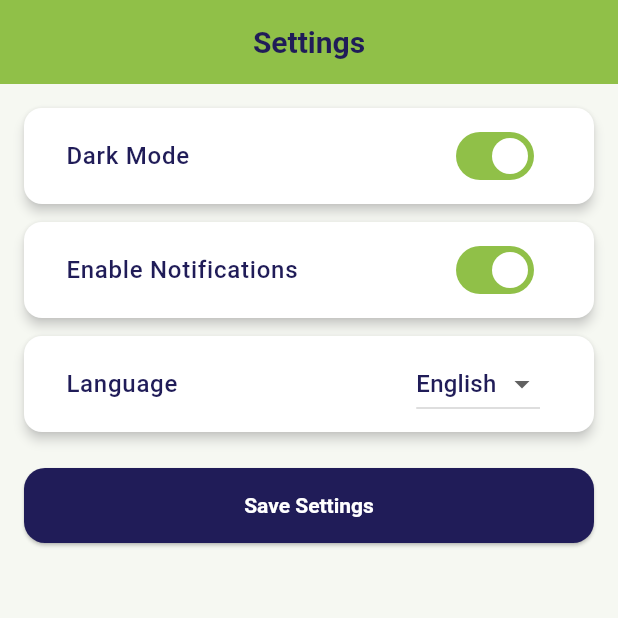
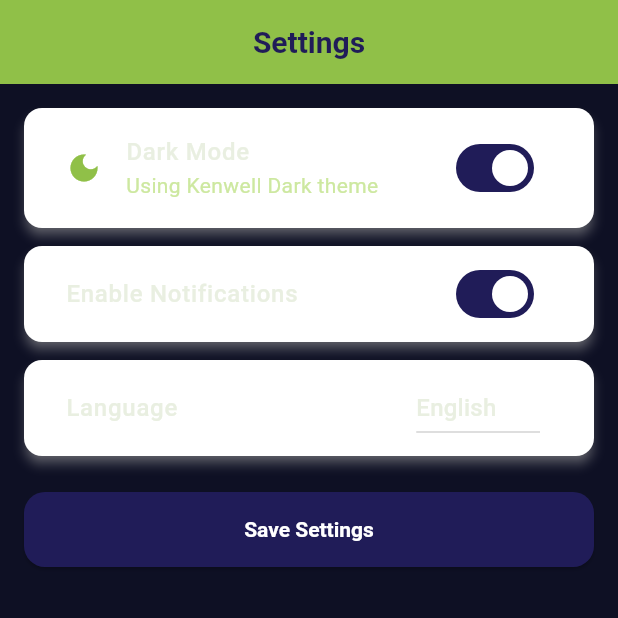
Before and after one commit to munashethedeveloper/kenwell_health_app, a Flutter app: the SettingsScreen screen opened by its route, after a tap on "Dark Mode", on a phone screen of 412 x 824 dp, the top half of it. Run offline on Flutter 3.47's test engine with Material 3 defaults, Android fonts, the phone set to English and light mode, and no system bars; our stand-ins replace cloud_firestore, firebase_auth, flutter_spinbox, package_info_plus, shared_preferences, signature and 1 more; accounts and stored records are empty.

Commit message:
feat: Implement theme switching with ThemeProvider
Co-authored-by: munashethedeveloper <munashethedeveloper@gmail.com>

```diff
--- a/lib/main.dart
+++ b/lib/main.dart
@@ -1,6 +1,7 @@
 import 'package:flutter/material.dart';
 import 'package:provider/provider.dart';
 
+import 'providers/theme_provider.dart';
 import 'routing/app_router.dart';
 import 'ui/features/auth/view_models/auth_view_model.dart';
 import 'ui/features/calendar/view_model/calendar_view_model.dart';
@@ -24,15 +25,22 @@ class MyApp extends StatelessWidget {
           ChangeNotifierProvider<EventViewModel>(
             create: (_) => EventViewModel(),
           ),
+          ChangeNotifierProvider<ThemeProvider>(
+            create: (_) => ThemeProvider(),
+          ),
         ],
-        child: MaterialApp(
+        child: Consumer<ThemeProvider>(
+          builder: (context, themeProvider, _) {
+            return MaterialApp(
               debugShowCheckedModeBanner: false,
               title: 'Wellness Planner',
               theme: AppTheme.lightTheme,
               darkTheme: AppTheme.darkTheme,
-          themeMode: ThemeMode.system,
+              themeMode: themeProvider.themeMode,
               onGenerateRoute: AppRouter.generateRoute,
               initialRoute: '/login', // Start at login
+            );
+          },
         ),
       );
   }
--- /dev/null
+++ b/lib/providers/theme_provider.dart
@@ -0,0 +1,20 @@
+import 'package:flutter/material.dart';
+
+/// Handles app-wide ThemeMode selection so UI screens can toggle light/dark.
+class ThemeProvider extends ChangeNotifier {
+  ThemeMode _themeMode = ThemeMode.light;
+
+  ThemeMode get themeMode => _themeMode;
+
+  bool get isDarkMode => _themeMode == ThemeMode.dark;
+
+  void setThemeMode(ThemeMode mode) {
+    if (_themeMode == mode) return;
+    _themeMode = mode;
+    notifyListeners();
+  }
+
+  void toggleDarkMode(bool isDark) {
+    setThemeMode(isDark ? ThemeMode.dark : ThemeMode.light);
+  }
+}
--- a/lib/ui/features/settings/view_model/settings_view_model.dart
+++ b/lib/ui/features/settings/view_model/settings_view_model.dart
@@ -1,7 +1,9 @@
 import 'package:flutter/foundation.dart';
 
 class SettingsViewModel extends ChangeNotifier {
-  bool _darkMode = false;
+  SettingsViewModel({bool initialDarkMode = false}) : _darkMode = initialDarkMode;
+
+  bool _darkMode;
   bool _notificationsEnabled = true;
   String _language = 'English';
 
--- a/lib/ui/features/settings/widgets/settings_screen.dart
+++ b/lib/ui/features/settings/widgets/settings_screen.dart
@@ -1,4 +1,5 @@
 import 'package:flutter/material.dart';
+import 'package:kenwell_health_app/providers/theme_provider.dart';
 import 'package:kenwell_health_app/ui/shared/ui/buttons/custom_primary_button.dart';
 import 'package:provider/provider.dart';
 import '../../../shared/ui/app_bar/kenwell_app_bar.dart';
@@ -11,14 +12,17 @@ class SettingsScreen extends StatelessWidget {
   @override
   Widget build(BuildContext context) {
     return ChangeNotifierProvider(
-      create: (_) => SettingsViewModel(),
+      create: (context) => SettingsViewModel(
+        initialDarkMode: context.read<ThemeProvider>().isDarkMode,
+      ),
       child: Scaffold(
         appBar: const KenwellAppBar(
           title: 'Settings',
           automaticallyImplyLeading: false,
         ),
-        body: Consumer<SettingsViewModel>(
-          builder: (context, viewModel, _) {
+        body: Consumer2<SettingsViewModel, ThemeProvider>(
+          builder: (context, viewModel, themeProvider, _) {
+            final colorScheme = Theme.of(context).colorScheme;
             return ListView(
               padding: const EdgeInsets.all(16),
               children: [
@@ -26,10 +30,22 @@ class SettingsScreen extends StatelessWidget {
                   margin: EdgeInsets.zero,
                   padding:
                       const EdgeInsets.symmetric(horizontal: 12, vertical: 4),
-                  child: SwitchListTile(
+                  child: SwitchListTile.adaptive(
                     title: const Text('Dark Mode'),
-                    value: viewModel.darkMode,
-                    onChanged: viewModel.toggleDarkMode,
+                    subtitle: Text(
+                      themeProvider.isDarkMode
+                          ? 'Using Kenwell Dark theme'
+                          : 'Using Kenwell Light theme',
+                    ),
+                    secondary: Icon(
+                      themeProvider.isDarkMode ? Icons.dark_mode : Icons.light_mode,
+                      color: colorScheme.secondary,
+                    ),
+                    value: themeProvider.isDarkMode,
+                    onChanged: (value) {
+                      themeProvider.toggleDarkMode(value);
+                      viewModel.toggleDarkMode(value);
+                    },
                   ),
                 ),
                 const SizedBox(height: 12),
@@ -72,9 +88,11 @@ class SettingsScreen extends StatelessWidget {
                   onPressed: () async {
                     await viewModel.saveSettings();
                     if (!context.mounted) return;
-                    ScaffoldMessenger.of(context).showSnackBar(
-                      const SnackBar(content: Text('Settings saved!')),
-                    );
+                      ScaffoldMessenger.of(context).showSnackBar(SnackBar(
+                        content: Text(
+                          'Settings saved · ${themeProvider.isDarkMode ? 'Dark' : 'Light'} mode active',
+                        ),
+                      ));
                   },
                 ),
               ],
```
Lines whose indentation alone changed are shown as unchanged.
